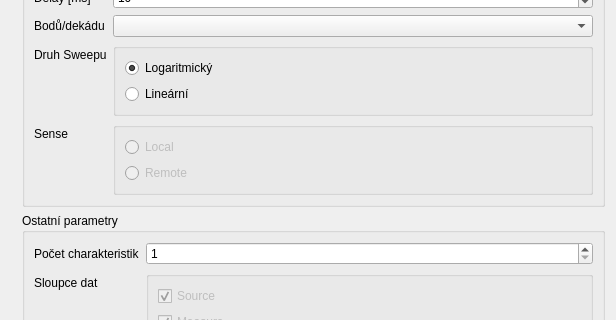
First picture: the form in sweeper/gui.ui, repository roesel/k237, before the edit; both pictures show x 284 to 900 and y 138 to 458 of the 900 by 751 pixel window.
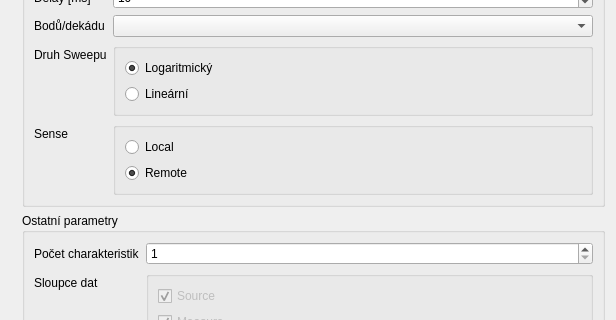
Second picture: the form after the edit. Icons and pictures are not drawn.

Commit message: Sense přepínání - local/remote

The edit to the form file:
```diff
--- a/sweeper/gui.ui
+++ b/sweeper/gui.ui
@@ -7,7 +7,7 @@
     <x>0</x>
     <y>0</y>
     <width>900</width>
-    <height>650</height>
+    <height>663</height>
    </rect>
   </property>
   <property name="minimumSize">
@@ -198,7 +198,7 @@
          <item>
           <widget class="QRadioButton" name="senseLocalRadioButton">
            <property name="enabled">
-            <bool>false</bool>
+            <bool>true</bool>
            </property>
            <property name="text">
             <string>Local</string>
@@ -208,11 +208,14 @@
          <item>
           <widget class="QRadioButton" name="senseRemoteRadioButton">
            <property name="enabled">
-            <bool>false</bool>
+            <bool>true</bool>
            </property>
            <property name="text">
             <string>Remote</string>
            </property>
+           <property name="checked">
+            <bool>true</bool>
+           </property>
           </widget>
          </item>
         </layout>
```
The commit also changes 2 other files.
